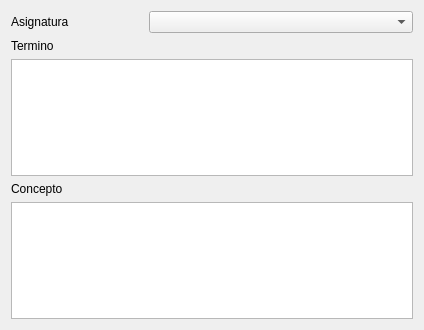
This is listaform.ui in LuisCOD369/AskMe as Qt 5 draws it before an edit. The edited form follows.
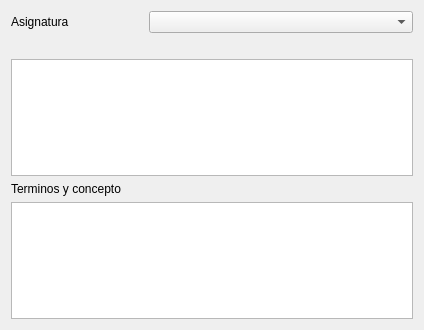
This is the edited form.

What changed in the file:
```diff
--- a/listaform.ui
+++ b/listaform.ui
@@ -19,7 +19,7 @@
      <item>
       <widget class="QLabel" name="label_2">
        <property name="text">
-        <string>Termino</string>
+        <string/>
        </property>
       </widget>
      </item>
@@ -33,7 +33,7 @@
      <item>
       <widget class="QLabel" name="label_3">
        <property name="text">
-        <string>Concepto</string>
+        <string>Terminos y concepto</string>
        </property>
       </widget>
      </item>
```
